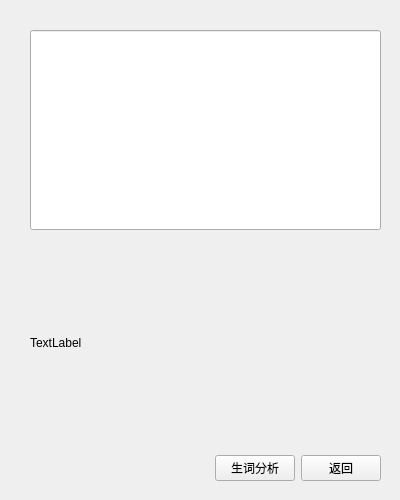
squarefk/EnglishHelper, file form/articleui.ui: the form before one commit.
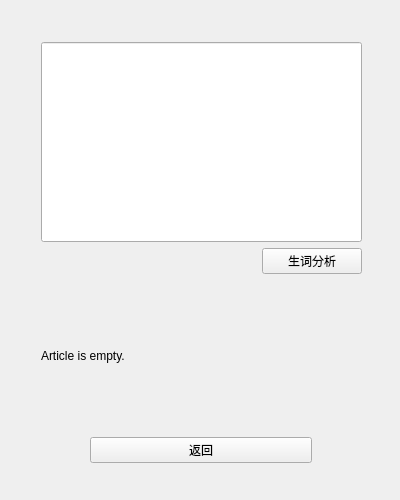
The form after the commit.

```diff
--- a/form/articleui.ui
+++ b/form/articleui.ui
@@ -13,13 +13,13 @@
   <property name="windowTitle">
    <string>Form</string>
   </property>
-  <widget class="QWidget" name="">
+  <widget class="QWidget" name="layoutWidget">
    <property name="geometry">
     <rect>
-     <x>30</x>
-     <y>30</y>
-     <width>351</width>
-     <height>451</height>
+     <x>41</x>
+     <y>42</y>
+     <width>321</width>
+     <height>421</height>
     </rect>
    </property>
    <layout class="QVBoxLayout" name="verticalLayout">
@@ -39,13 +39,6 @@
       </property>
      </widget>
     </item>
-    <item>
-     <widget class="QLabel" name="label">
-      <property name="text">
-       <string>TextLabel</string>
-      </property>
-     </widget>
-    </item>
     <item>
      <layout class="QHBoxLayout" name="horizontalLayout">
       <item>
@@ -63,13 +56,48 @@
       </item>
       <item>
        <widget class="QPushButton" name="analysis">
+        <property name="minimumSize">
+         <size>
+          <width>100</width>
+          <height>0</height>
+         </size>
+        </property>
+        <property name="maximumSize">
+         <size>
+          <width>100</width>
+          <height>16777215</height>
+         </size>
+        </property>
         <property name="text">
          <string>生词分析</string>
         </property>
        </widget>
       </item>
+     </layout>
+    </item>
+    <item>
+     <widget class="QLabel" name="label">
+      <property name="text">
+       <string>Article is empty.</string>
+      </property>
+     </widget>
+    </item>
+    <item>
+     <layout class="QHBoxLayout" name="horizontalLayout_2">
       <item>
        <widget class="QPushButton" name="back">
+        <property name="minimumSize">
+         <size>
+          <width>222</width>
+          <height>0</height>
+         </size>
+        </property>
+        <property name="maximumSize">
+         <size>
+          <width>222</width>
+          <height>16777215</height>
+         </size>
+        </property>
         <property name="text">
          <string>返回</string>
         </property>
```
